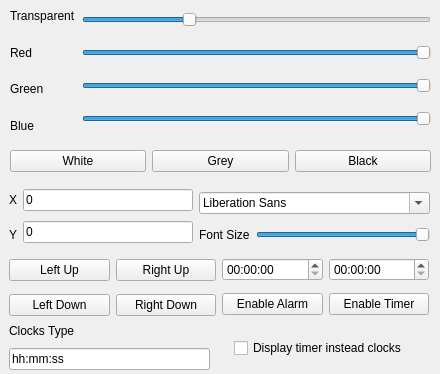
First picture: the form in ClocksSettings.ui, repository Roker2/ClocksOnWindows, before the edit.
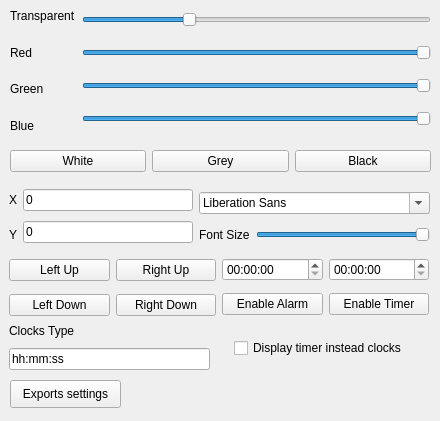
Second picture: the form after the edit. Icons and pictures are not drawn.

Commit message: ClocksSettings: Add Export Settings

The edit to the form file:
```diff
--- a/ClocksSettings.ui
+++ b/ClocksSettings.ui
@@ -10,7 +10,7 @@
     <x>0</x>
     <y>0</y>
     <width>440</width>
-    <height>374</height>
+    <height>421</height>
    </rect>
   </property>
   <property name="windowTitle">
@@ -357,7 +357,7 @@
     </item>
    </layout>
   </widget>
-  <widget class="QWidget" name="">
+  <widget class="QWidget" name="layoutWidget">
    <property name="geometry">
     <rect>
      <x>9</x>
@@ -383,6 +383,19 @@
     </item>
    </layout>
   </widget>
+  <widget class="QPushButton" name="Button_ExportSettings">
+   <property name="geometry">
+    <rect>
+     <x>10</x>
+     <y>380</y>
+     <width>111</width>
+     <height>28</height>
+    </rect>
+   </property>
+   <property name="text">
+    <string>Exports settings</string>
+   </property>
+  </widget>
  </widget>
  <resources/>
  <connections/>
```
The commit also changes 2 other files.
